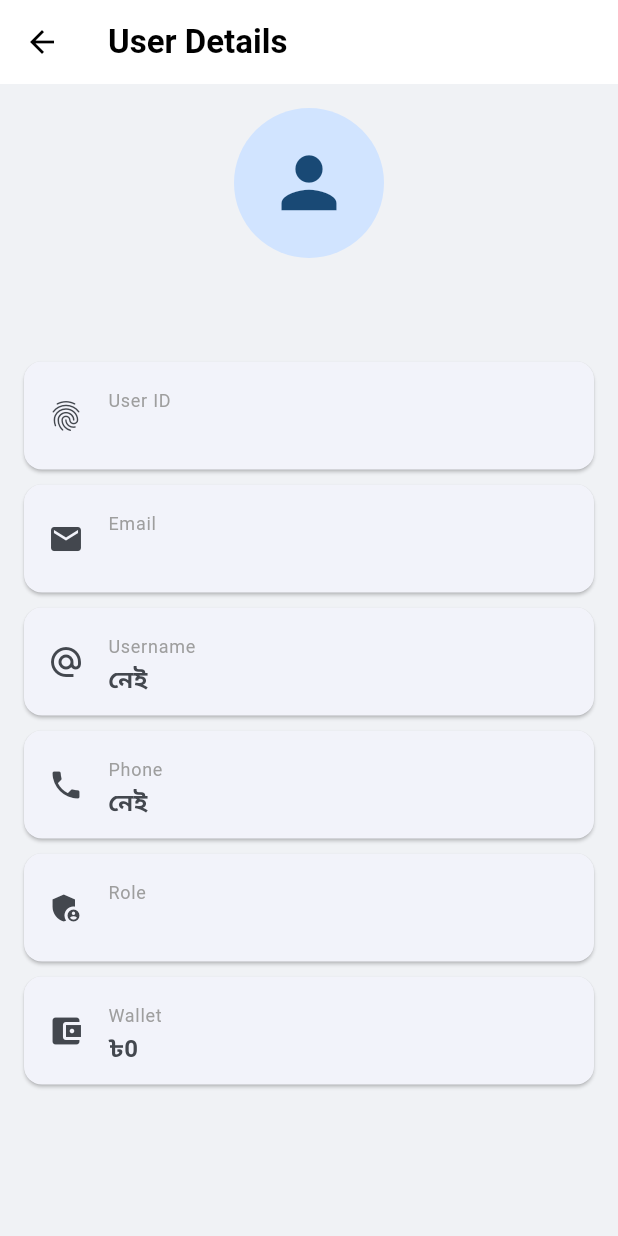
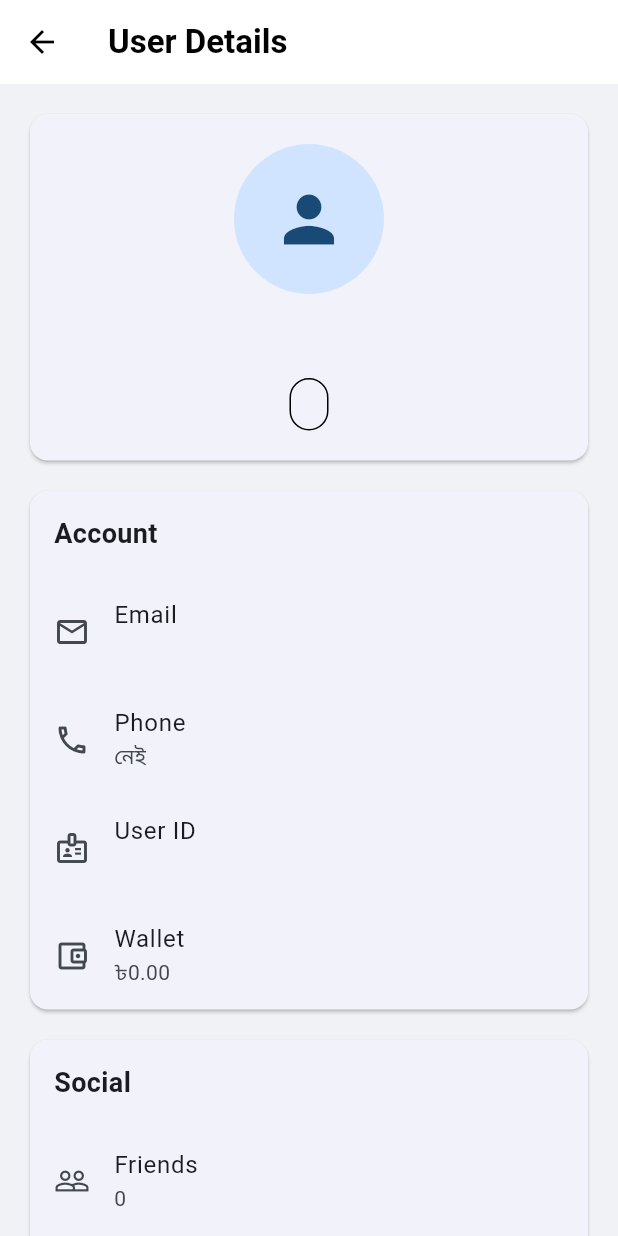
Before and after one commit to bondhu-app/bondhu_social, a Flutter app: the UserDetailsScreen screen opened directly with empty values, on a phone screen of 412 x 824 dp. Run offline on Flutter 3.47's test engine with Material 3 defaults, Android fonts, the phone set to English and light mode, and no system bars; our stand-ins replace cloud_firestore, firebase_auth, firebase_core; accounts and stored records are empty.

Commit message:
Update user_details_screen.dart

```diff
--- a/lib/screens/admin/user_details_screen.dart
+++ b/lib/screens/admin/user_details_screen.dart
@@ -8,6 +8,30 @@ class UserDetailsScreen extends StatelessWidget {
     super.key,
     required this.userId,
   });
+
+  double _money(dynamic value) {
+    if (value is num) {
+      return value.toDouble();
+    }
+
+    if (value is String) {
+      return double.tryParse(value) ?? 0;
+    }
+
+    return 0;
+  }
+
+  int _number(dynamic value) {
+    if (value is num) {
+      return value.toInt();
+    }
+
+    if (value is String) {
+      return int.tryParse(value) ?? 0;
+    }
+
+    return 0;
+  }
 
   @override
   Widget build(BuildContext context) {
@@ -26,7 +50,10 @@ class UserDetailsScreen extends StatelessWidget {
             .collection('users')
             .doc(userId)
             .snapshots(),
-        builder: (context, snapshot) {
+        builder: (
+          context,
+          snapshot,
+        ) {
           if (snapshot.connectionState ==
               ConnectionState.waiting) {
             return const Center(
@@ -37,14 +64,17 @@ class UserDetailsScreen extends StatelessWidget {
           if (snapshot.hasError) {
             return Center(
               child: Text(
-                'User Details লোড করা যায়নি.\n${snapshot.error}',
+                'User লোড করা যায়নি.\n\n${snapshot.error}',
                 textAlign: TextAlign.center,
               ),
             );
           }
 
-          if (!snapshot.hasData ||
-              !snapshot.data!.exists) {
+          final document =
+              snapshot.data;
+
+          if (document == null ||
+              !document.exists) {
             return const Center(
               child: Text(
                 'User পাওয়া যায়নি।',
@@ -53,7 +83,7 @@ class UserDetailsScreen extends StatelessWidget {
           }
 
           final data =
-              snapshot.data!.data() ?? {};
+              document.data() ?? {};
 
           final name =
               data['name']?.toString() ??
@@ -67,81 +97,179 @@ class UserDetailsScreen extends StatelessWidget {
               data['username']?.toString() ??
                   '';
 
+          final role =
+              data['role']?.toString() ??
+                  'user';
+
           final phone =
               data['phone']?.toString() ??
                   '';
 
-          final role =
-              data['role']?.toString() ??
-                  'user';
+          final bio =
+              data['bio']?.toString() ??
+                  '';
+
+          final photoUrl =
+              data['photoUrl']?.toString();
 
           final wallet =
-              data['wallet'] ?? 0;
+              _money(data['wallet']);
+
+          final followers =
+              _number(
+            data['followersCount'],
+          );
+
+          final following =
+              _number(
+            data['followingCount'],
+          );
+
+          final friends =
+              _number(
+            data['friendsCount'],
+          );
 
           return ListView(
-            padding: const EdgeInsets.all(16),
+            padding:
+                const EdgeInsets.all(16),
             children: [
-              const CircleAvatar(
+              Card(
+                child: Padding(
+                  padding:
+                      const EdgeInsets.all(20),
+                  child: Column(
+                    children: [
+                      CircleAvatar(
                         radius: 50,
-                child: Icon(
+                        backgroundImage:
+                            photoUrl != null &&
+                                    photoUrl.isNotEmpty
+                                ? NetworkImage(
+                                    photoUrl,
+                                  )
+                                : null,
+                        child:
+                            photoUrl == null ||
+                                    photoUrl.isEmpty
+                                ? const Icon(
                                     Icons.person,
-                  size: 55,
+                                    size: 50,
+                                  )
+                                : null,
+                      ),
+                      const SizedBox(height: 14),
+                      Text(
+                        name,
+                        style:
+                            const TextStyle(
+                          fontSize: 24,
+                          fontWeight:
+                              FontWeight.bold,
                         ),
                       ),
-
-              const SizedBox(height: 15),
-
-              Center(
+                      if (username.isNotEmpty)
+                        Text('@$username'),
+                      const SizedBox(height: 8),
+                      Container(
+                        padding:
+                            const EdgeInsets
+                                .symmetric(
+                          horizontal: 12,
+                          vertical: 6,
+                        ),
+                        decoration:
+                            BoxDecoration(
+                          borderRadius:
+                              BorderRadius
+                                  .circular(
+                            20,
+                          ),
+                          border:
+                              Border.all(),
+                        ),
                         child: Text(
-                  name,
-                  style: const TextStyle(
-                    fontSize: 24,
-                    fontWeight: FontWeight.bold,
+                          role,
+                          style:
+                              const TextStyle(
+                            fontWeight:
+                                FontWeight.bold,
                           ),
                         ),
                       ),
-
-              const SizedBox(height: 20),
-
+                    ],
+                  ),
+                ),
+              ),
+              const SizedBox(height: 12),
               _infoCard(
-                'User ID',
-                userId,
-                Icons.fingerprint,
-              ),
-
-              _infoCard(
+                title: 'Account',
+                children: [
+                  _info(
+                    Icons.email_outlined,
                     'Email',
                     email,
-                Icons.email,
                   ),
-
-              _infoCard(
-                'Username',
-                username.isEmpty
-                    ? 'নেই'
-                    : '@$username',
-                Icons.alternate_email,
-              ),
-
-              _infoCard(
+                  _info(
+                    Icons.phone_outlined,
                     'Phone',
                     phone.isEmpty
                         ? 'নেই'
                         : phone,
-                Icons.phone,
                   ),
-
+                  _info(
+                    Icons.badge_outlined,
+                    'User ID',
+                    userId,
+                  ),
+                  _info(
+                    Icons.account_balance_wallet_outlined,
+                    'Wallet',
+                    '৳${wallet.toStringAsFixed(2)}',
+                  ),
+                ],
+              ),
+              const SizedBox(height: 12),
               _infoCard(
-                'Role',
-                role,
-                Icons.admin_panel_settings,
+                title: 'Social',
+                children: [
+                  _info(
+                    Icons.people_outline,
+                    'Friends',
+                    '$friends',
                   ),
-
+                  _info(
+                    Icons.group_outlined,
+                    'Followers',
+                    '$followers',
+                  ),
+                  _info(
+                    Icons.person_add_outlined,
+                    'Following',
+                    '$following',
+                  ),
+                ],
+              ),
+              if (bio.isNotEmpty) ...[
+                const SizedBox(height: 12),
                 _infoCard(
-                'Wallet',
-                '৳$wallet',
-                Icons.account_balance_wallet,
+                  title: 'Bio',
+                  children: [
+                    Padding(
+                      padding:
+                          const EdgeInsets.all(16),
+                      child: Text(
+                        bio,
+                        style:
+                            const TextStyle(
+                          fontSize: 16,
+                          height: 1.4,
                         ),
+                      ),
+                    ),
+                  ],
+                ),
+              ],
             ],
           );
         },
@@ -149,30 +277,46 @@ class UserDetailsScreen extends StatelessWidget {
     );
   }
 
-  Widget _infoCard(
+  Widget _infoCard({
+    required String title,
+    required List<Widget> children,
+  }) {
+    return Card(
+      child: Column(
+        crossAxisAlignment:
+            CrossAxisAlignment.start,
+        children: [
+          Padding(
+            padding:
+                const EdgeInsets.all(16),
+            child: Text(
+              title,
+              style: const TextStyle(
+                fontSize: 18,
+                fontWeight:
+                    FontWeight.bold,
+              ),
+            ),
+          ),
+          ...children,
+        ],
+      ),
+    );
+  }
+
+  Widget _info(
+    IconData icon,
     String title,
     String value,
-    IconData icon,
   ) {
-    return Card(
-      margin:
-          const EdgeInsets.only(bottom: 10),
-      child: ListTile(
+    return ListTile(
       leading: Icon(icon),
-        title: Text(
-          title,
-          style: const TextStyle(
-            fontSize: 12,
-            color: Colors.grey,
-          ),
-        ),
+      title: Text(title),
       subtitle: Text(
         value,
-          style: const TextStyle(
-            fontSize: 16,
-            fontWeight: FontWeight.w600,
-          ),
-        ),
+        maxLines: 2,
+        overflow:
+            TextOverflow.ellipsis,
       ),
     );
   }
```
Lines whose indentation alone changed are shown as unchanged.
